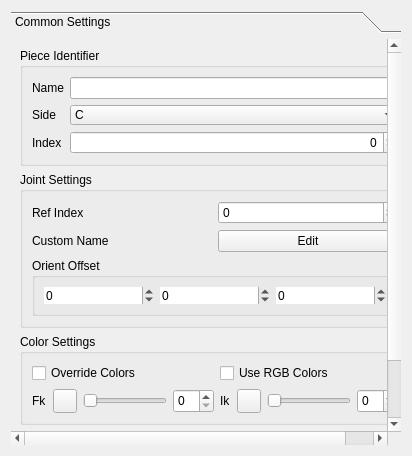
First picture: the form in scripts/domino/edition/ui/common_piece_settings_ui.ui, repository chowooseoung/domino, before the edit.
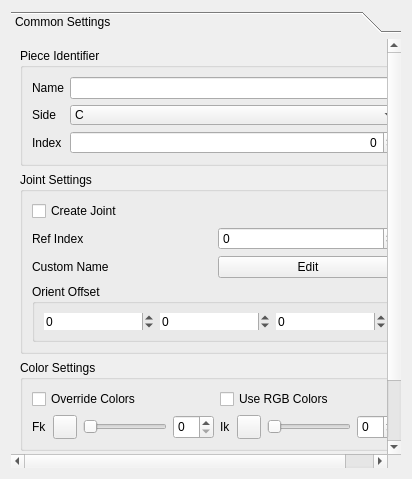
Second picture: the form after the edit.

Commit message:
'create_jnt' common piece attribute 추가.
각 piece 별로 skin joint 생성 선택.

```diff
--- a/scripts/domino/edition/ui/common_piece_settings_ui.ui
+++ b/scripts/domino/edition/ui/common_piece_settings_ui.ui
@@ -7,7 +7,7 @@
     <x>0</x>
     <y>0</y>
     <width>412</width>
-    <height>456</height>
+    <height>479</height>
    </rect>
   </property>
   <property name="sizePolicy">
@@ -52,7 +52,7 @@
         <x>0</x>
         <y>0</y>
         <width>394</width>
-        <height>412</height>
+        <height>435</height>
        </rect>
       </property>
       <property name="sizePolicy">
@@ -179,7 +179,7 @@
           <string>Joint Settings</string>
          </property>
          <layout class="QGridLayout" name="gridLayout_2">
-          <item row="0" column="0">
+          <item row="1" column="0">
            <widget class="QLabel" name="label_6">
             <property name="sizePolicy">
              <sizepolicy hsizetype="Minimum" vsizetype="Preferred">
@@ -192,36 +192,7 @@
             </property>
            </widget>
           </item>
-          <item row="0" column="1">
-           <widget class="QSpinBox" name="ref_index_spinBox">
-            <property name="sizePolicy">
-             <sizepolicy hsizetype="Expanding" vsizetype="Preferred">
-              <horstretch>0</horstretch>
-              <verstretch>0</verstretch>
-             </sizepolicy>
-            </property>
-            <property name="minimum">
-             <number>-1</number>
-            </property>
-            <property name="maximum">
-             <number>999</number>
-            </property>
-           </widget>
-          </item>
-          <item row="1" column="0">
-           <widget class="QLabel" name="label_4">
-            <property name="sizePolicy">
-             <sizepolicy hsizetype="Expanding" vsizetype="Preferred">
-              <horstretch>0</horstretch>
-              <verstretch>0</verstretch>
-             </sizepolicy>
-            </property>
-            <property name="text">
-             <string>Custom Name</string>
-            </property>
-           </widget>
-          </item>
-          <item row="1" column="1">
+          <item row="2" column="1">
            <widget class="QPushButton" name="custom_jnt_name_pushButton">
             <property name="sizePolicy">
              <sizepolicy hsizetype="Minimum" vsizetype="Preferred">
@@ -234,7 +205,7 @@
             </property>
            </widget>
           </item>
-          <item row="2" column="0" colspan="2">
+          <item row="3" column="0" colspan="2">
            <widget class="QGroupBox" name="groupBox_4">
             <property name="sizePolicy">
              <sizepolicy hsizetype="Preferred" vsizetype="Preferred">
@@ -327,6 +298,42 @@
             </layout>
            </widget>
           </item>
+          <item row="2" column="0">
+           <widget class="QLabel" name="label_4">
+            <property name="sizePolicy">
+             <sizepolicy hsizetype="Expanding" vsizetype="Preferred">
+              <horstretch>0</horstretch>
+              <verstretch>0</verstretch>
+             </sizepolicy>
+            </property>
+            <property name="text">
+             <string>Custom Name</string>
+            </property>
+           </widget>
+          </item>
+          <item row="1" column="1">
+           <widget class="QSpinBox" name="ref_index_spinBox">
+            <property name="sizePolicy">
+             <sizepolicy hsizetype="Expanding" vsizetype="Preferred">
+              <horstretch>0</horstretch>
+              <verstretch>0</verstretch>
+             </sizepolicy>
+            </property>
+            <property name="minimum">
+             <number>-1</number>
+            </property>
+            <property name="maximum">
+             <number>999</number>
+            </property>
+           </widget>
+          </item>
+          <item row="0" column="0">
+           <widget class="QCheckBox" name="create_jnt_checkBox">
+            <property name="text">
+             <string>Create Joint</string>
+            </property>
+           </widget>
+          </item>
          </layout>
         </widget>
        </item>
```
The commit also changes 20 other files.
